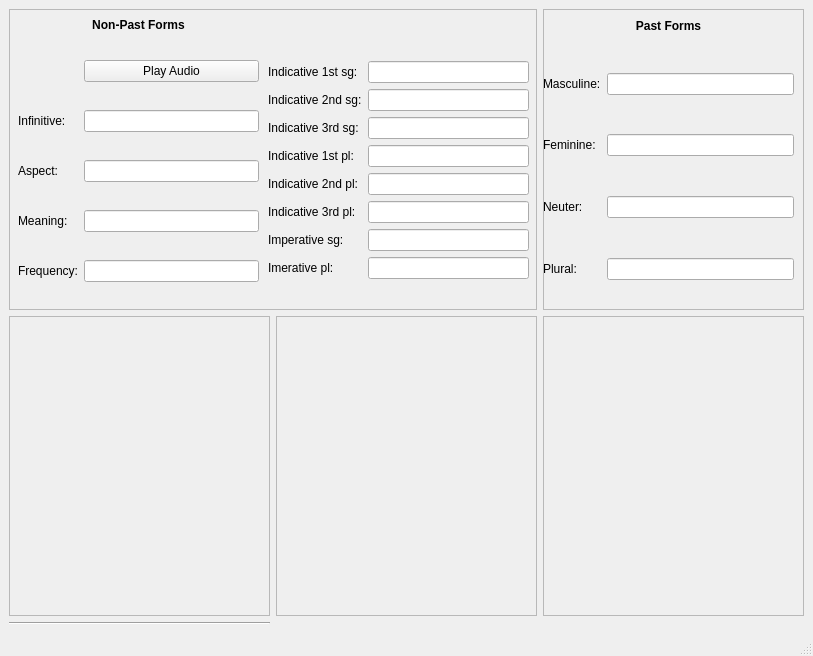
Qt form MainWindow.ui (zat0ich1/RuskeyVerbScraper) before a commit.
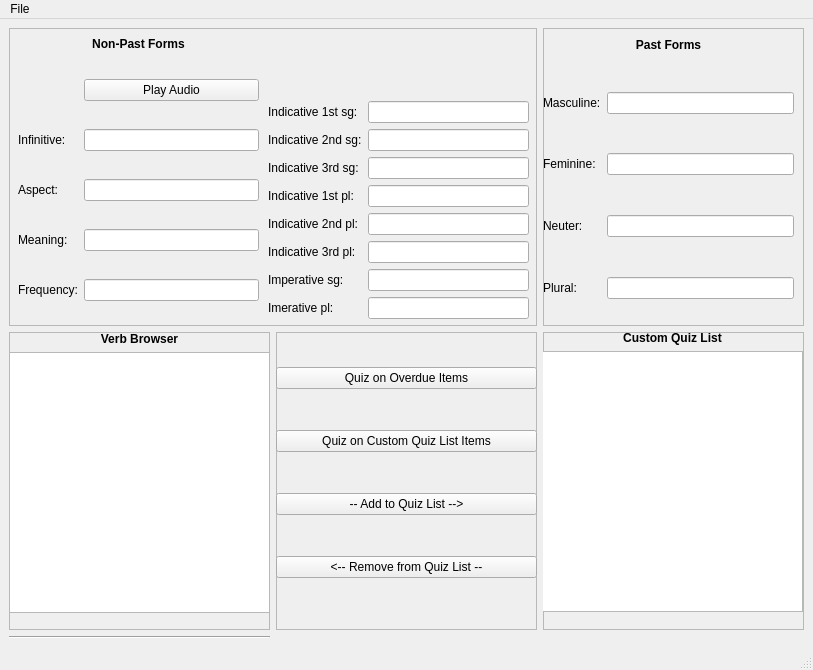
The same form after that commit.

```diff
--- a/MainWindow.ui
+++ b/MainWindow.ui
@@ -7,7 +7,7 @@
     <x>0</x>
     <y>0</y>
     <width>813</width>
-    <height>656</height>
+    <height>670</height>
    </rect>
   </property>
   <property name="windowTitle">
@@ -44,7 +44,11 @@
        </property>
        <layout class="QGridLayout" name="gridLayout_4">
         <item row="4" column="1">
-         <widget class="QLineEdit" name="lineEdit_14"/>
+         <widget class="QLineEdit" name="QpastFemBox">
+          <property name="readOnly">
+           <bool>true</bool>
+          </property>
+         </widget>
         </item>
         <item row="2" column="0">
          <widget class="QLabel" name="label_15">
@@ -68,10 +72,18 @@
          </widget>
         </item>
         <item row="6" column="1">
-         <widget class="QLineEdit" name="lineEdit_15"/>
+         <widget class="QLineEdit" name="QpastNeutBox">
+          <property name="readOnly">
+           <bool>true</bool>
+          </property>
+         </widget>
         </item>
         <item row="2" column="1">
-         <widget class="QLineEdit" name="lineEdit_13"/>
+         <widget class="QLineEdit" name="QpastMascBox">
+          <property name="readOnly">
+           <bool>true</bool>
+          </property>
+         </widget>
         </item>
         <item row="4" column="0">
          <widget class="QLabel" name="label_16">
@@ -129,7 +141,11 @@
          </spacer>
         </item>
         <item row="8" column="1">
-         <widget class="QLineEdit" name="lineEdit_16"/>
+         <widget class="QLineEdit" name="QpastPlBox">
+          <property name="readOnly">
+           <bool>true</bool>
+          </property>
+         </widget>
         </item>
         <item row="3" column="0">
          <spacer name="verticalSpacer">
@@ -161,6 +177,56 @@
       </widget>
      </widget>
     </item>
+    <item row="1" column="1">
+     <widget class="QFrame" name="frame_5">
+      <property name="frameShape">
+       <enum>QFrame::StyledPanel</enum>
+      </property>
+      <property name="frameShadow">
+       <enum>QFrame::Raised</enum>
+      </property>
+      <widget class="QWidget" name="verticalLayoutWidget_2">
+       <property name="geometry">
+        <rect>
+         <x>0</x>
+         <y>0</y>
+         <width>261</width>
+         <height>281</height>
+        </rect>
+       </property>
+       <layout class="QVBoxLayout" name="verticalLayout_2">
+        <item>
+         <widget class="QPushButton" name="QautoQuizBtn">
+          <property name="text">
+           <string>Quiz on Overdue Items</string>
+          </property>
+         </widget>
+        </item>
+        <item>
+         <widget class="QPushButton" name="QcustomQuizBtn">
+          <property name="text">
+           <string>Quiz on Custom Quiz List Items</string>
+          </property>
+         </widget>
+        </item>
+        <item>
+         <widget class="QPushButton" name="QaddToCustomListBtn">
+          <property name="text">
+           <string>-- Add to Quiz List --&gt;</string>
+          </property>
+         </widget>
+        </item>
+        <item>
+         <widget class="QPushButton" name="QrmFromCustomQuizBtn">
+          <property name="text">
+           <string>&lt;-- Remove from Quiz List --</string>
+          </property>
+         </widget>
+        </item>
+       </layout>
+      </widget>
+     </widget>
+    </item>
     <item row="2" column="0">
      <widget class="Line" name="line">
       <property name="orientation">
@@ -176,6 +242,37 @@
       <property name="frameShadow">
        <enum>QFrame::Raised</enum>
       </property>
+      <widget class="QWidget" name="verticalLayoutWidget_3">
+       <property name="geometry">
+        <rect>
+         <x>-1</x>
+         <y>-1</y>
+         <width>261</width>
+         <height>281</height>
+        </rect>
+       </property>
+       <layout class="QVBoxLayout" name="verticalLayout_3">
+        <item>
+         <widget class="QLabel" name="label_20">
+          <property name="font">
+           <font>
+            <weight>75</weight>
+            <bold>true</bold>
+           </font>
+          </property>
+          <property name="text">
+           <string>Custom Quiz List</string>
+          </property>
+          <property name="alignment">
+           <set>Qt::AlignCenter</set>
+          </property>
+         </widget>
+        </item>
+        <item>
+         <widget class="QListWidget" name="QcustomQuizList"/>
+        </item>
+       </layout>
+      </widget>
      </widget>
     </item>
     <item row="1" column="0">
@@ -186,6 +283,40 @@
       <property name="frameShadow">
        <enum>QFrame::Raised</enum>
       </property>
+      <widget class="QWidget" name="verticalLayoutWidget">
+       <property name="geometry">
+        <rect>
+         <x>0</x>
+         <y>0</y>
+         <width>261</width>
+         <height>281</height>
+        </rect>
+       </property>
+       <layout class="QVBoxLayout" name="verticalLayout">
+        <item>
+         <widget class="QLabel" name="label_19">
+          <property name="font">
+           <font>
+            <weight>75</weight>
+            <bold>true</bold>
+           </font>
+          </property>
+          <property name="lineWidth">
+           <number>0</number>
+          </property>
+          <property name="text">
+           <string>Verb Browser</string>
+          </property>
+          <property name="alignment">
+           <set>Qt::AlignCenter</set>
+          </property>
+         </widget>
+        </item>
+        <item>
+         <widget class="QListWidget" name="QverbBrowserList"/>
+        </item>
+       </layout>
+      </widget>
      </widget>
     </item>
     <item row="0" column="0" colspan="2">
@@ -227,7 +358,11 @@
          </widget>
         </item>
         <item row="6" column="1">
-         <widget class="QLineEdit" name="lineEdit_5"/>
+         <widget class="QLineEdit" name="QaspectBox">
+          <property name="readOnly">
+           <bool>true</bool>
+          </property>
+         </widget>
         </item>
         <item row="11" column="0">
          <widget class="QLabel" name="label_5">
@@ -237,7 +372,11 @@
          </widget>
         </item>
         <item row="8" column="1">
-         <widget class="QLineEdit" name="lineEdit_4"/>
+         <widget class="QLineEdit" name="QmeaningBox">
+          <property name="readOnly">
+           <bool>true</bool>
+          </property>
+         </widget>
         </item>
         <item row="8" column="0">
          <widget class="QLabel" name="label_3">
@@ -254,10 +393,18 @@
          </widget>
         </item>
         <item row="11" column="1">
-         <widget class="QLineEdit" name="lineEdit_3"/>
+         <widget class="QLineEdit" name="QfrequencyBox">
+          <property name="readOnly">
+           <bool>true</bool>
+          </property>
+         </widget>
         </item>
         <item row="4" column="1">
-         <widget class="QLineEdit" name="lineEdit"/>
+         <widget class="QLineEdit" name="QinfinitiveBox">
+          <property name="readOnly">
+           <bool>true</bool>
+          </property>
+         </widget>
         </item>
         <item row="3" column="1">
          <spacer name="verticalSpacer_6">
@@ -348,12 +495,16 @@
          <x>259</x>
          <y>9</y>
          <width>261</width>
-         <height>261</height>
+         <height>282</height>
         </rect>
        </property>
        <layout class="QGridLayout" name="gridLayout_3">
         <item row="6" column="1">
-         <widget class="QLineEdit" name="lineEdit_12"/>
+         <widget class="QLineEdit" name="QindicThirdPlBox">
+          <property name="readOnly">
+           <bool>true</bool>
+          </property>
+         </widget>
         </item>
         <item row="3" column="0">
          <widget class="QLabel" name="label_7">
@@ -363,10 +514,18 @@
          </widget>
         </item>
         <item row="5" column="1">
-         <widget class="QLineEdit" name="lineEdit_11"/>
+         <widget class="QLineEdit" name="QindicSecondPlBox">
+          <property name="readOnly">
+           <bool>true</bool>
+          </property>
+         </widget>
         </item>
         <item row="3" column="1">
-         <widget class="QLineEdit" name="lineEdit_7"/>
+         <widget class="QLineEdit" name="QindicThirdSgBox">
+          <property name="readOnly">
+           <bool>true</bool>
+          </property>
+         </widget>
         </item>
         <item row="6" column="0">
          <widget class="QLabel" name="label_13">
@@ -390,10 +549,18 @@
          </widget>
         </item>
         <item row="8" column="1">
-         <widget class="QLineEdit" name="lineEdit_10"/>
+         <widget class="QLineEdit" name="QimperPlBox">
+          <property name="readOnly">
+           <bool>true</bool>
+          </property>
+         </widget>
         </item>
         <item row="1" column="1">
-         <widget class="QLineEdit" name="lineEdit_2"/>
+         <widget class="QLineEdit" name="QindicFirstSgBox">
+          <property name="readOnly">
+           <bool>true</bool>
+          </property>
+         </widget>
         </item>
         <item row="7" column="0">
          <widget class="QLabel" name="label_10">
@@ -417,10 +584,18 @@
          </widget>
         </item>
         <item row="4" column="1">
-         <widget class="QLineEdit" name="lineEdit_8"/>
+         <widget class="QLineEdit" name="QindicFirstPlBox">
+          <property name="readOnly">
+           <bool>true</bool>
+          </property>
+         </widget>
         </item>
         <item row="2" column="1">
-         <widget class="QLineEdit" name="lineEdit_6"/>
+         <widget class="QLineEdit" name="QindicSecondSgBox">
+          <property name="readOnly">
+           <bool>true</bool>
+          </property>
+         </widget>
         </item>
         <item row="8" column="0">
          <widget class="QLabel" name="label_11">
@@ -430,7 +605,11 @@
          </widget>
         </item>
         <item row="7" column="1">
-         <widget class="QLineEdit" name="lineEdit_9"/>
+         <widget class="QLineEdit" name="QimperSgBox">
+          <property name="readOnly">
+           <bool>true</bool>
+          </property>
+         </widget>
         </item>
         <item row="0" column="0">
          <spacer name="verticalSpacer_10">
@@ -457,9 +636,17 @@
      <x>0</x>
      <y>0</y>
      <width>813</width>
-     <height>20</height>
+     <height>25</height>
     </rect>
    </property>
+   <widget class="QMenu" name="menuFile">
+    <property name="title">
+     <string>File</string>
+    </property>
+    <addaction name="actionAbout"/>
+    <addaction name="actionQuit"/>
+   </widget>
+   <addaction name="menuFile"/>
   </widget>
   <widget class="QStatusBar" name="statusbar"/>
  </widget>
```
Left out of the diff: 24 changed lines with no effect on the pictures.
